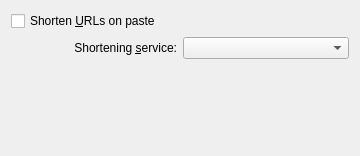
First picture: the form in choqok/config/behavior/behaviorconfig_shorten_base.ui, repository KDE/choqok, before the edit.
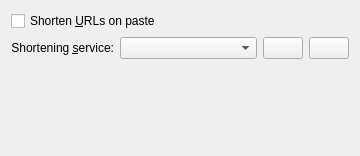
Second picture: the form after the edit. Custom widgets are drawn as their Qt base class.

Commit message: Configure and About button for shortener plugins!

What changed in the file:
```diff
--- a/choqok/config/behavior/behaviorconfig_shorten_base.ui
+++ b/choqok/config/behavior/behaviorconfig_shorten_base.ui
@@ -34,7 +34,34 @@
       </widget>
      </item>
      <item>
-      <widget class="KComboBox" name="shortenPlugins"/>
+      <widget class="KComboBox" name="shortenPlugins">
+       <property name="sizePolicy">
+        <sizepolicy hsizetype="MinimumExpanding" vsizetype="Fixed">
+         <horstretch>0</horstretch>
+         <verstretch>0</verstretch>
+        </sizepolicy>
+       </property>
+      </widget>
+     </item>
+     <item>
+      <widget class="KPushButton" name="configPlugin">
+       <property name="toolTip">
+        <string>Configure plugin</string>
+       </property>
+      </widget>
+     </item>
+     <item>
+      <widget class="KPushButton" name="aboutPlugin">
+       <property name="sizePolicy">
+        <sizepolicy hsizetype="Fixed" vsizetype="Fixed">
+         <horstretch>0</horstretch>
+         <verstretch>0</verstretch>
+        </sizepolicy>
+       </property>
+       <property name="toolTip">
+        <string>About plugin</string>
+       </property>
+      </widget>
      </item>
     </layout>
    </item>
@@ -46,7 +73,7 @@
      <property name="sizeHint" stdset="0">
       <size>
        <width>20</width>
-       <height>85</height>
+       <height>40</height>
       </size>
      </property>
     </spacer>
@@ -54,6 +81,11 @@
   </layout>
  </widget>
  <customwidgets>
+  <customwidget>
+   <class>KPushButton</class>
+   <extends>QPushButton</extends>
+   <header>kpushbutton.h</header>
+  </customwidget>
   <customwidget>
    <class>KComboBox</class>
    <extends>QComboBox</extends>
```
The commit also changes 2 other files.
